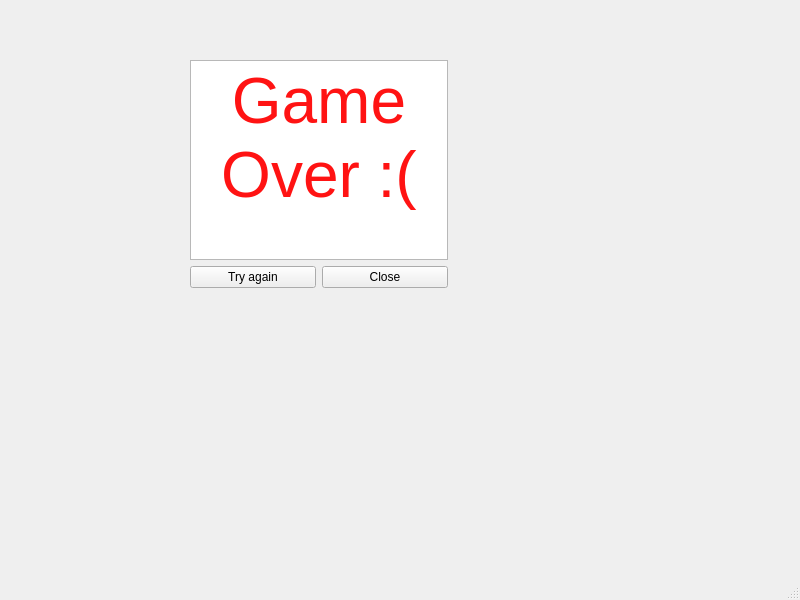
First picture: the form in Riverraid/gameover.ui, repository Amiineh/River-Raid-Game, before the edit.
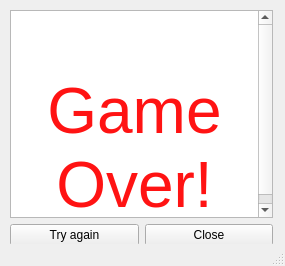
Second picture: the form after the edit.

```diff
--- a/Riverraid/gameover.ui
+++ b/Riverraid/gameover.ui
@@ -6,8 +6,8 @@
    <rect>
     <x>0</x>
     <y>0</y>
-    <width>800</width>
-    <height>600</height>
+    <width>285</width>
+    <height>266</height>
    </rect>
   </property>
   <property name="windowTitle">
@@ -17,10 +17,10 @@
    <widget class="QWidget" name="">
     <property name="geometry">
      <rect>
-      <x>190</x>
-      <y>60</y>
-      <width>258</width>
-      <height>228</height>
+      <x>10</x>
+      <y>10</y>
+      <width>263</width>
+      <height>236</height>
      </rect>
     </property>
     <layout class="QVBoxLayout" name="verticalLayout">
@@ -30,8 +30,11 @@
         <string>&lt;!DOCTYPE HTML PUBLIC &quot;-//W3C//DTD HTML 4.0//EN&quot; &quot;http://www.w3.org/TR/REC-html40/strict.dtd&quot;&gt;
 &lt;html&gt;&lt;head&gt;&lt;meta name=&quot;qrichtext&quot; content=&quot;1&quot; /&gt;&lt;style type=&quot;text/css&quot;&gt;
 p, li { white-space: pre-wrap; }
-&lt;/style&gt;&lt;/head&gt;&lt;body style=&quot; font-family:'Ubuntu'; font-size:11pt; font-weight:400; font-style:normal;&quot;&gt;
-&lt;p align=&quot;center&quot; style=&quot; margin-top:0px; margin-bottom:0px; margin-left:0px; margin-right:0px; -qt-block-indent:0; text-indent:0px;&quot;&gt;&lt;span style=&quot; font-size:48pt; color:#ff1313;&quot;&gt;Game Over :(&lt;/span&gt;&lt;/p&gt;&lt;/body&gt;&lt;/html&gt;</string>
+&lt;/style&gt;&lt;/head&gt;&lt;body style=&quot; font-family:'.SF NS Text'; font-size:13pt; font-weight:400; font-style:normal;&quot;&gt;
+&lt;p align=&quot;center&quot; style=&quot;-qt-paragraph-type:empty; margin-top:0px; margin-bottom:0px; margin-left:0px; margin-right:0px; -qt-block-indent:0; text-indent:0px;&quot;&gt;&lt;/p&gt;
+&lt;p align=&quot;center&quot; style=&quot;-qt-paragraph-type:empty; margin-top:0px; margin-bottom:0px; margin-left:0px; margin-right:0px; -qt-block-indent:0; text-indent:0px;&quot;&gt;&lt;/p&gt;
+&lt;p align=&quot;center&quot; style=&quot;-qt-paragraph-type:empty; margin-top:0px; margin-bottom:0px; margin-left:0px; margin-right:0px; -qt-block-indent:0; text-indent:0px;&quot;&gt;&lt;/p&gt;
+&lt;p align=&quot;center&quot; style=&quot; margin-top:0px; margin-bottom:0px; margin-left:0px; margin-right:0px; -qt-block-indent:0; text-indent:0px;&quot;&gt;&lt;span style=&quot; font-family:'Ubuntu'; font-size:48pt; color:#ff1313;&quot;&gt;Game Over!&lt;/span&gt;&lt;/p&gt;&lt;/body&gt;&lt;/html&gt;</string>
        </property>
       </widget>
      </item>
```
Left out of the diff: 10 changed lines with no effect on the pictures.
